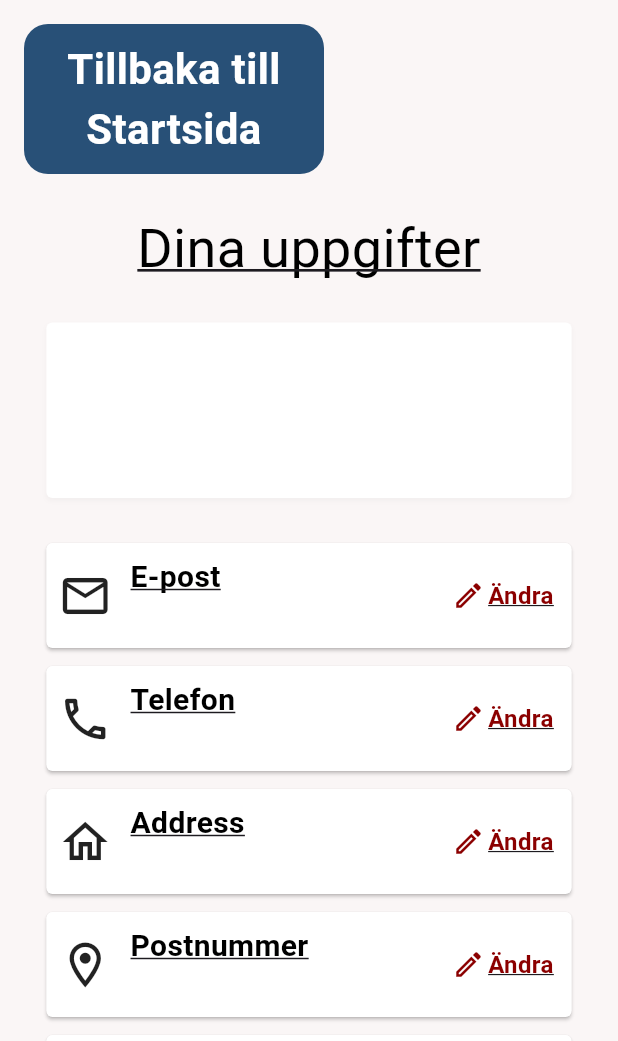
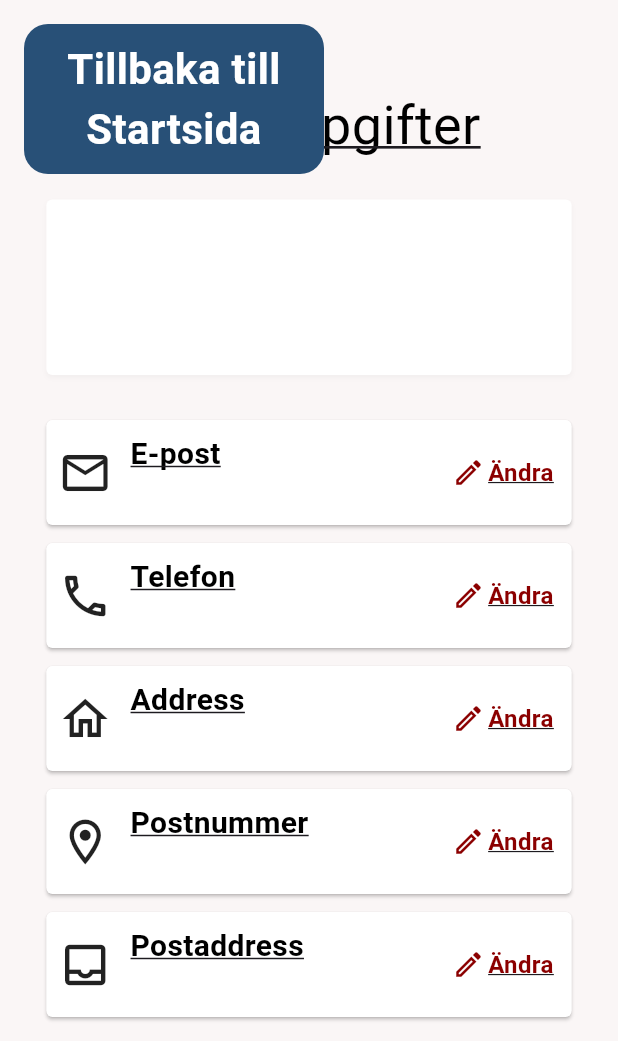
Before and after one commit to lo-gen/projekt_grupp34, a Flutter app: the Kontosida screen opened directly, on a phone screen of 412 x 824 dp, the part 195-1236 px from its top. Run offline on Flutter 3.47's test engine with Material 3 defaults, Android fonts, the light colour scheme and no system bars; our stand-ins replace google_fonts; accounts and stored records are empty; network calls fail.

Commit message:
Gjort färdigt kontosida samt lade till sträck över footer

```diff
--- a/lib/pages/kontosida.dart
+++ b/lib/pages/kontosida.dart
@@ -141,47 +141,18 @@ class _KontosidaState extends State<Kontosida> {
         child: Column(
           children: [
             const Header(),
-            Padding(
-            padding: const EdgeInsets.only(top: 16.0, left: 16.0),
-            child: Align(
-              alignment: Alignment.centerLeft,
-              child: Container(
-                width: 200,
-                height: 100,
-                decoration: BoxDecoration(
-                  borderRadius: BorderRadius.circular(16),
-                  color: AppTheme.darkblue,
-                ),
-                child:
-              InkWell(
-                borderRadius: BorderRadius.circular(16),
-                onTap: () {
-                  Navigator.push(context, MaterialPageRoute(builder: (context) => HomePage()));
-                },
-                child: Center(
-                  child: Text(
-                    'Tillbaka till Startsida',
-                    style: TextStyle(
-                      fontSize: 28,
-                      color: AppTheme.white,
-                      fontWeight: FontWeight.bold,
-                    ),
-                    textAlign: TextAlign.center,
-                  ),
-                ),
-              ),
-              ),
-            ),
-          ),
+
             Expanded(
               child: Container(
                 color: const Color(0xFFFAF6F6),
                 width: double.infinity,
                 child: SingleChildScrollView(
-                  child: Padding(
+                  child: Stack(
+                    children: [
+                      Padding(
                         padding: const EdgeInsets.symmetric(
                           horizontal: 0,
-                      vertical: 0,
+                          vertical: 34,
                         ),
                         child: Column(
                           crossAxisAlignment: CrossAxisAlignment.center,
@@ -283,7 +254,8 @@ class _KontosidaState extends State<Kontosida> {
                                               )) {
                                             setState(() {
                                               customer.mobilePhoneNumber = val;
-                                          phone = customer.mobilePhoneNumber;
+                                              phone =
+                                                  customer.mobilePhoneNumber;
                                               ImatDataHandler().setCustomer(
                                                 customer,
                                               );
@@ -380,7 +352,8 @@ class _KontosidaState extends State<Kontosida> {
                                           if (val.isNotEmpty) {
                                             setState(() {
                                               customer.postAddress = val;
-                                          postAddress = customer.postAddress;
+                                              postAddress =
+                                                  customer.postAddress;
                                               ImatDataHandler().setCustomer(
                                                 customer,
                                               );
@@ -392,7 +365,9 @@ class _KontosidaState extends State<Kontosida> {
                                               context,
                                             ).showSnackBar(
                                               const SnackBar(
-                                            content: Text('Ogiltig postadress'),
+                                                content: Text(
+                                                  'Ogiltig postadress',
+                                                ),
                                               ),
                                             );
                                           }
@@ -407,6 +382,44 @@ class _KontosidaState extends State<Kontosida> {
                           ],
                         ),
                       ),
+                      Padding(
+                        padding: const EdgeInsets.only(top: 16.0, left: 16.0),
+                        child: Align(
+                          alignment: Alignment.centerLeft,
+                          child: Container(
+                            width: 200,
+                            height: 100,
+                            decoration: BoxDecoration(
+                              borderRadius: BorderRadius.circular(16),
+                              color: AppTheme.darkblue,
+                            ),
+                            child: InkWell(
+                              borderRadius: BorderRadius.circular(16),
+                              onTap: () {
+                                Navigator.push(
+                                  context,
+                                  MaterialPageRoute(
+                                    builder: (context) => HomePage(),
+                                  ),
+                                );
+                              },
+                              child: Center(
+                                child: Text(
+                                  'Tillbaka till Startsida',
+                                  style: TextStyle(
+                                    fontSize: 28,
+                                    color: AppTheme.white,
+                                    fontWeight: FontWeight.bold,
+                                  ),
+                                  textAlign: TextAlign.center,
+                                ),
+                              ),
+                            ),
+                          ),
+                        ),
+                      ),
+                    ],
+                  ),
                 ),
               ),
             ),
```
Also changed, not shown: lib/widgets/footer.dart (+30 -9 lines). Lines whose indentation alone changed are shown as unchanged.
